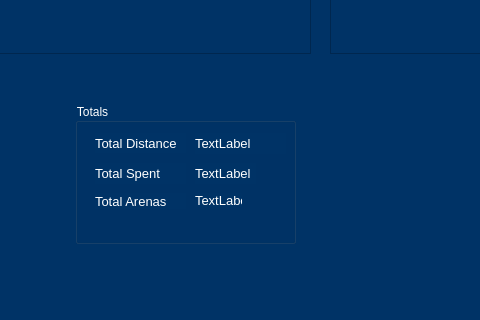
pammypoor/ScrumGitSome, file NBA/trip.ui: the form before one commit; both pictures show x 345 to 825 and y 387 to 707 of the 1066 by 707 pixel window.
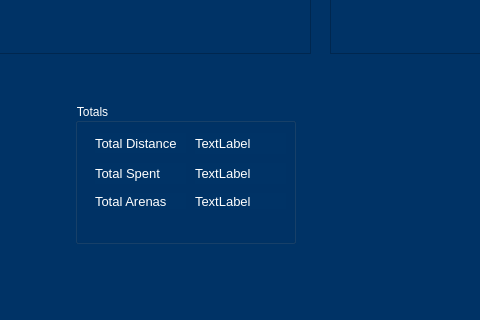
The form after the commit. The open tabs and pages were chosen to show the change.

```diff
--- a/NBA/trip.ui
+++ b/NBA/trip.ui
@@ -325,7 +325,7 @@
         <rect>
          <x>120</x>
          <y>60</y>
-         <width>61</width>
+         <width>91</width>
          <height>21</height>
         </rect>
        </property>
@@ -343,8 +343,8 @@
         <rect>
          <x>120</x>
          <y>90</y>
-         <width>47</width>
-         <height>14</height>
+         <width>91</width>
+         <height>16</height>
         </rect>
        </property>
        <property name="font">
```
Left out of the diff: 2 changed lines with no effect on the pictures.
